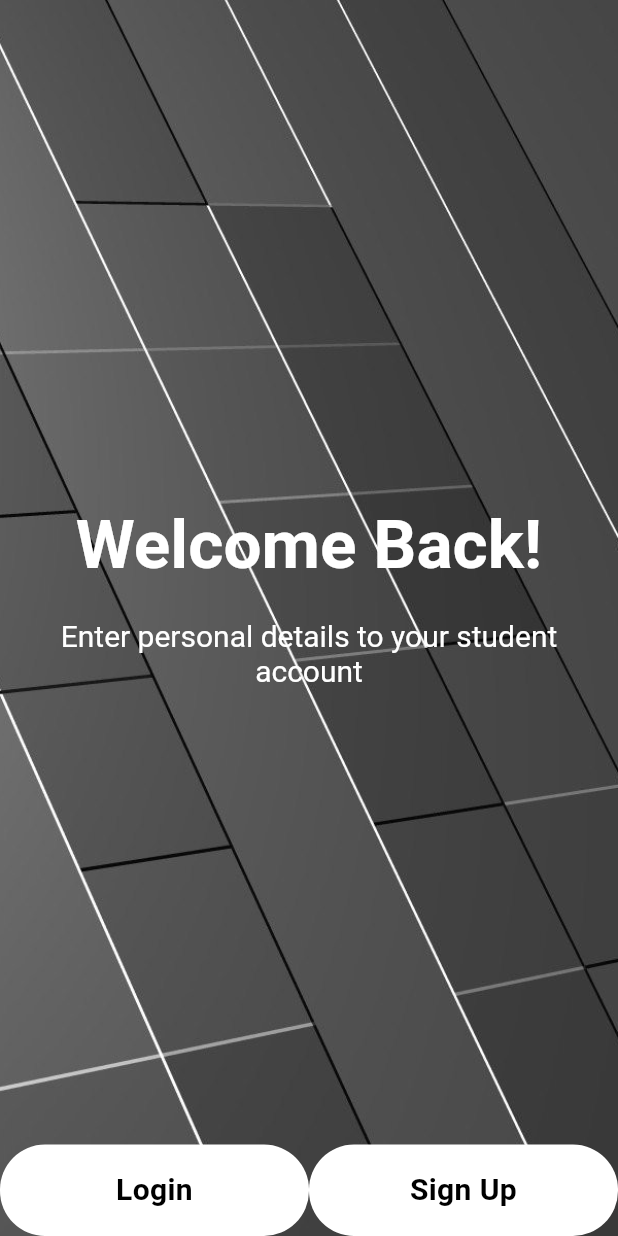
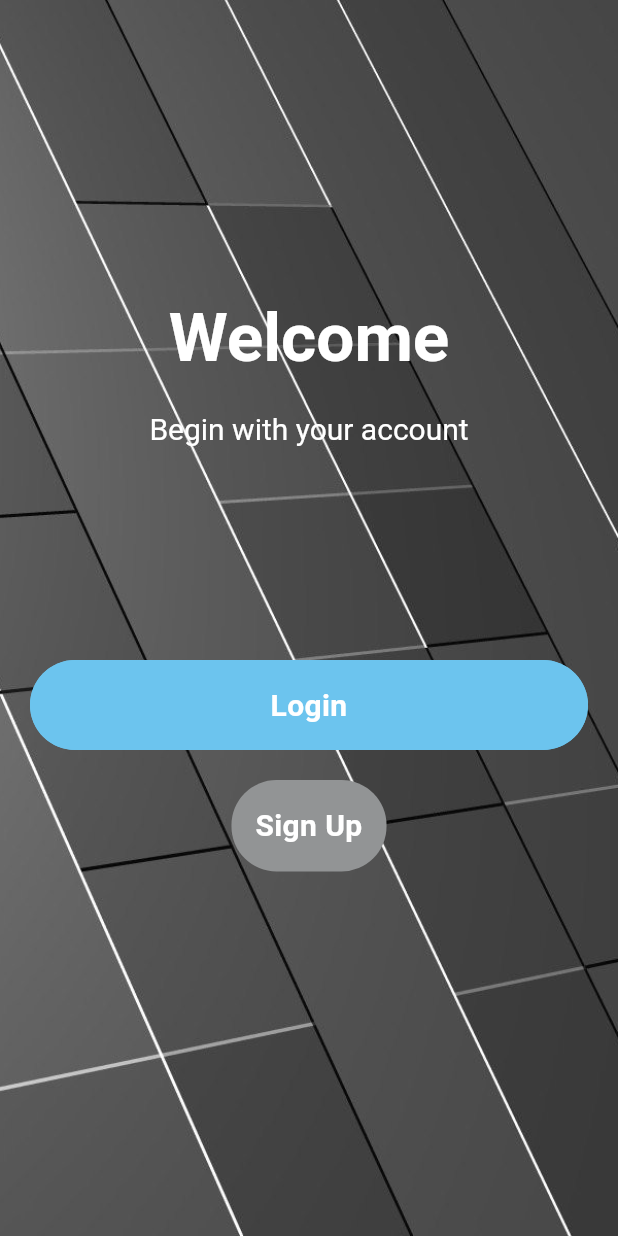
Before and after one commit to AhmedZidan399/course_app, a Flutter app: the screen it shows after launch, after a tap on "Get Started", on a phone screen of 412 x 824 dp. Run offline on Flutter 3.47's test engine with Material 3 defaults, Android fonts, the phone set to English and light mode, and no system bars; our stand-ins replace cached_network_image, flutter_spinkit, flutter_svg, google_fonts, icons_plus, share and 1 more; missing offline and left inert: flutter_inappwebview; accounts and stored records are empty; network calls fail.

Commit message:
last try

```diff
--- a/lib/auth/screens/LoginScreen.dart
+++ b/lib/auth/screens/LoginScreen.dart
@@ -108,7 +108,7 @@ class __LoginFormState extends State<_LoginForm> {
                     crossAxisAlignment: CrossAxisAlignment.center,
                     children: [
                       Text(
-                        'Welcome back',
+                        'Welcome',
                         style: TextStyle(
                           fontSize: 30.0,
                           fontWeight: FontWeight.w900,
--- a/lib/auth/screens/Welcome.dart
+++ b/lib/auth/screens/Welcome.dart
@@ -4,7 +4,6 @@ import '../../widgets/BaseScaffold.dart';
 import '../../widgets/WelcomeButton.dart';
 import 'LoginScreen.dart';
 import 'SignupScrean.dart';
-
 
 class Welcome extends StatelessWidget {
   const Welcome({Key? key}) : super(key: key);
@@ -15,7 +14,7 @@ class Welcome extends StatelessWidget {
       widgets: Column(
         children: [
           Flexible(
-            flex: 8,
+            flex: 3,
             child: Container(
               padding: const EdgeInsets.symmetric(
                 vertical: 0,
@@ -27,14 +26,14 @@ class Welcome extends StatelessWidget {
                   text: const TextSpan(
                     children: [
                       TextSpan(
-                        text: 'Welcome Back!\n',
+                        text: 'Welcome \n',
                         style: TextStyle(
                           fontSize: 45.0,
                           fontWeight: FontWeight.w600,
                         ),
                       ),
                       TextSpan(
-                        text: '\nEnter personal details to your student account',
+                        text: '\nBegin with your account',
                         style: TextStyle(
                           fontSize: 20,
                         ),
@@ -46,12 +45,20 @@ class Welcome extends StatelessWidget {
             ),
           ),
           Flexible(
-            flex: 1,
+            flex: 3,
             child: Align(
               alignment: Alignment.bottomRight,
-              child: Row(
+              child: Center(
+                child: Column(
+
                   children: [
-                  Expanded(
+                    Padding(
+                      padding: const EdgeInsets.symmetric(horizontal: 20),
+                      child: Container(width: double.infinity,
+                      height: 60,
+                      decoration: BoxDecoration(
+                        color: const Color(0xff6cc4ee),
+                        borderRadius: BorderRadius.circular(30),),
                         child: WelcomeButton(
                           buttonText: 'Login',
                           onTap: () {
@@ -62,11 +69,13 @@ class Welcome extends StatelessWidget {
                               ),
                             );
                           },
-                      color: Colors.white,
-                      textColor: Colors.black,
+                          color: Color(0xff6cc4ee),
+                          textColor: Colors.white,
                         ),
                       ),
-                  Expanded(
+                    ),
+                    SizedBox(height: 20,),
+                    Container(decoration: BoxDecoration(),
                       child: WelcomeButton(
                         buttonText: 'Sign Up',
                         onTap: () {
@@ -77,11 +86,12 @@ class Welcome extends StatelessWidget {
                             ),
                           );
                         },
-                      color: Colors.white,
-                      textColor: Colors.black,
+                        color: Color(0xFF929495),
+                        textColor: Colors.white,
                       ),
                     ),
                   ],
+                ),
               ),
             ),
           ),
--- a/lib/main.dart
+++ b/lib/main.dart
@@ -1,8 +1,9 @@
+// import 'package:course_app/view/pages/courseHome.dart';
 import 'package:course_app/view/pages/homepage.dart';
 import 'package:flutter/material.dart';
 
 void main() {
-  runApp(MyApp());
+  runApp(const MyApp());
 }
 
 class MyApp extends StatelessWidget {
--- a/lib/view/pages/category.dart
+++ b/lib/view/pages/category.dart
@@ -1,5 +1,5 @@
 
-// ignore_for_file: unused_import
+// ignore_for_file: unused_import, library_private_types_in_public_api
 
 import 'package:course_app/controller/course.dart';
 import 'package:course_app/models/courseModel.dart';
@@ -13,7 +13,7 @@ import 'package:google_fonts/google_fonts.dart';
 
 class Category extends StatefulWidget {
   final String category;
-  Category({required this.category});
+  const Category({super.key, required this.category});
   @override
   _CategoryState createState() => _CategoryState();
 }
--- a/lib/view/pages/homepage.dart
+++ b/lib/view/pages/homepage.dart
@@ -8,7 +8,7 @@ import 'package:flutter/material.dart';
 import 'package:flutter_svg/flutter_svg.dart';
 
 class Homepage extends StatelessWidget {
-  const Homepage({Key? key}) : super(key: key);
+  const Homepage({super.key});
 
   @override
   Widget build(BuildContext context) {
--- a/lib/view/widget/CourseTile.dart
+++ b/lib/view/widget/CourseTile.dart
@@ -10,8 +10,8 @@ import 'package:cached_network_image/cached_network_image.dart';
 class CourseTile extends StatelessWidget {
   final String imageURL, title, courseURL, successRate;
 
-  CourseTile(
-      { required this.imageURL,
+  const CourseTile(
+      {super.key,  required this.imageURL,
   required this.title,
   required this.courseURL,
    required this.successRate});
@@ -20,7 +20,7 @@ class CourseTile extends StatelessWidget {
   Widget build(BuildContext context) {
     return Padding(
       padding: const EdgeInsets.symmetric(vertical: 8.0),
-      child: new Card(
+      child:  Card(
         clipBehavior: Clip.antiAliasWithSaveLayer,
         shape: RoundedRectangleBorder(
           borderRadius: BorderRadius.circular(14.0),
--- a/pubspec.yaml
+++ b/pubspec.yaml
@@ -20,6 +20,7 @@ dependencies:
   flutter_webview_plugin:
   sqflite: ^2.3.3+1
   icons_plus: ^4.0.0
+  flutter_inappwebview:
 
 
 dev_dependencies:
```
Also changed, not shown: lib/controller/course.dart (+22 -9 lines), lib/view/pages/courseHome.dart (+10 -7 lines), lib/view/pages/courseUrl.dart (+32 -58 lines), pubspec.lock, 3 other files. Lines whose indentation alone changed are shown as unchanged.
